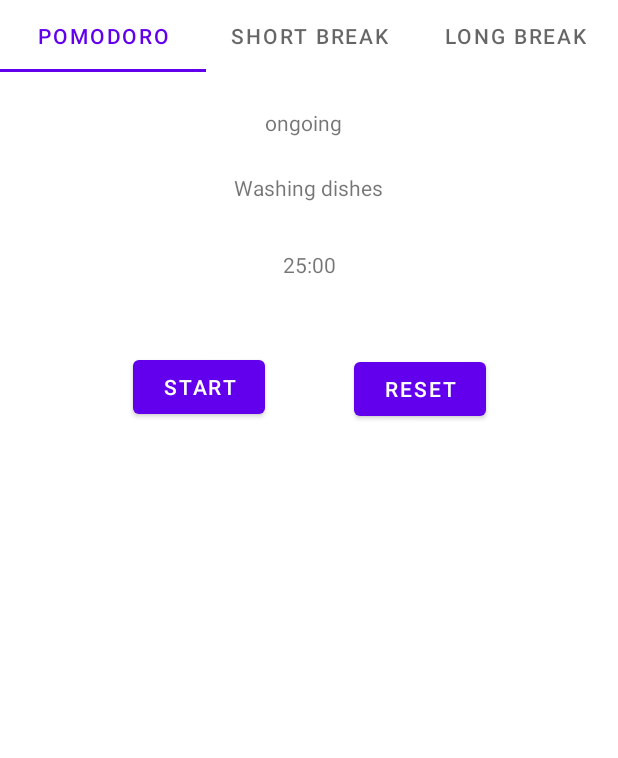
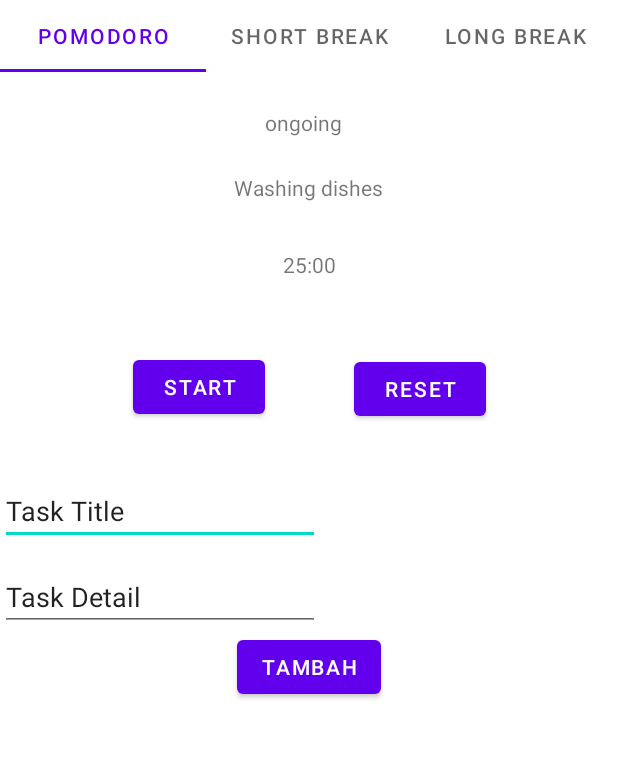
Before and after one commit to nathasyae/today, an Android app: the screen it shows after launch (MainActivity), on a phone screen of 412 x 824 dp, the part 311-1069 px from its top. Run offline under Robolectric (Android 15) with nearby library versions, the phone set to English and light mode, and no system bars.

Commit message:
add ui for task list

```diff
--- a/app/src/main/java/id/ac/ui/cs/mobileprogramming/nathasyaeliora/today/FirstFragment.kt
+++ b/app/src/main/java/id/ac/ui/cs/mobileprogramming/nathasyaeliora/today/FirstFragment.kt
@@ -24,8 +24,8 @@ class FirstFragment : Fragment() {
     override fun onViewCreated(view: View, savedInstanceState: Bundle?) {
         super.onViewCreated(view, savedInstanceState)
 
-        view.findViewById<Button>(R.id.button_first).setOnClickListener {
-            findNavController().navigate(R.id.action_FirstFragment_to_SecondFragment)
-        }
+//        view.findViewById<Button>(R.id.button_first).setOnClickListener {
+//            findNavController().navigate(R.id.action_FirstFragment_to_SecondFragment)
+//        }
     }
 }
--- a/app/src/main/res/layout/content_main.xml
+++ b/app/src/main/res/layout/content_main.xml
@@ -101,16 +101,15 @@
         app:layout_constraintTop_toBottomOf="@+id/timer_countdown" />
 
 
-    <!--    <fragment-->
-<!--        android:id="@+id/nav_host_fragment"-->
-<!--        android:name="androidx.navigation.fragment.NavHostFragment"-->
-<!--        android:layout_width="0dp"-->
-<!--        android:layout_height="0dp"-->
-<!--        app:defaultNavHost="true"-->
-<!--        app:layout_constraintBottom_toBottomOf="parent"-->
-<!--        app:layout_constraintLeft_toLeftOf="parent"-->
-<!--        app:layout_constraintRight_toRightOf="parent"-->
-<!--        app:layout_constraintTop_toTopOf="parent"-->
-<!--        app:navGraph="@navigation/nav_graph" />-->
+    <fragment
+        android:id="@+id/nav_host_fragment"
+        android:name="androidx.navigation.fragment.NavHostFragment"
+        android:layout_width="match_parent"
+        android:layout_height="wrap_content"
+        android:layout_marginTop="36dp"
+        app:layout_constraintTop_toBottomOf="@+id/start_button"
+        app:navGraph="@navigation/nav_graph"
+        tools:layout_editor_absoluteX="-16dp" />
+    />
 
 </androidx.constraintlayout.widget.ConstraintLayout>
--- a/app/src/main/res/layout/fragment_first.xml
+++ b/app/src/main/res/layout/fragment_first.xml
@@ -3,26 +3,50 @@
     xmlns:app="http://schemas.android.com/apk/res-auto"
     xmlns:tools="http://schemas.android.com/tools"
     android:layout_width="match_parent"
-    android:layout_height="match_parent"
+    android:layout_height="wrap_content"
     tools:context=".FirstFragment">
-
-    <TextView
-        android:id="@+id/textview_first"
-        android:layout_width="wrap_content"
-        android:layout_height="wrap_content"
-        android:text="@string/hello_first_fragment"
-        app:layout_constraintBottom_toTopOf="@id/button_first"
-        app:layout_constraintEnd_toEndOf="parent"
-        app:layout_constraintStart_toStartOf="parent"
-        app:layout_constraintTop_toTopOf="parent" />
 
     <Button
         android:id="@+id/button_first"
         android:layout_width="wrap_content"
         android:layout_height="wrap_content"
-        android:text="@string/next"
+        android:text="TAMBAH"
         app:layout_constraintBottom_toBottomOf="parent"
         app:layout_constraintEnd_toEndOf="parent"
         app:layout_constraintStart_toStartOf="parent"
-        app:layout_constraintTop_toBottomOf="@id/textview_first" />
+        app:layout_constraintTop_toBottomOf="@+id/taskdetail_input"
+        app:layout_constraintVertical_bias="1.0" />
+
+    <EditText
+        android:id="@+id/tasktitle_input"
+        android:layout_width="wrap_content"
+        android:layout_height="wrap_content"
+        android:ems="10"
+        android:text="Task Title"
+        app:layout_constraintBottom_toBottomOf="parent"
+        app:layout_constraintEnd_toEndOf="parent"
+        app:layout_constraintHorizontal_bias="0.0"
+        app:layout_constraintStart_toStartOf="parent"
+        app:layout_constraintTop_toTopOf="parent"
+        app:layout_constraintVertical_bias="0.0" />
+
+    <EditText
+        android:id="@+id/taskdetail_input"
+        android:layout_width="wrap_content"
+        android:layout_height="wrap_content"
+        android:layout_marginTop="12dp"
+        android:ems="10"
+        android:text="Task Detail"
+        app:layout_constraintEnd_toEndOf="parent"
+        app:layout_constraintHorizontal_bias="0.0"
+        app:layout_constraintStart_toStartOf="parent"
+        app:layout_constraintTop_toBottomOf="@+id/tasktitle_input" />
+
+    <androidx.recyclerview.widget.RecyclerView
+        android:layout_width="match_parent"
+        android:layout_height="match_parent"
+        tools:layout_editor_absoluteX="0dp"
+        tools:layout_editor_absoluteY="145dp" />
+
+
 </androidx.constraintlayout.widget.ConstraintLayout>
```
